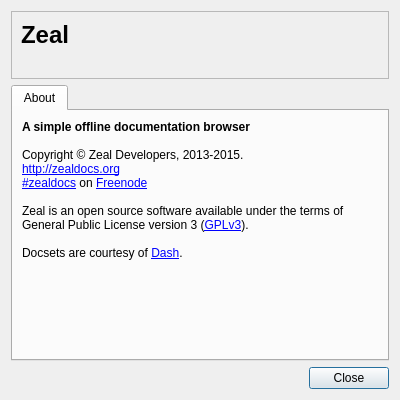
First picture: the form in src/ui/forms/aboutdialog.ui, repository zealdocs/zeal, before the edit.
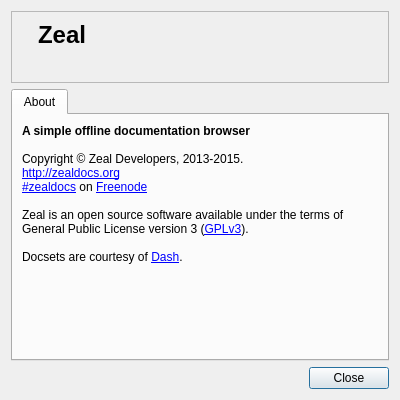
Second picture: the form after the edit. Icons and pictures are not drawn.

Commit message: Add Zeal icon to the about dialog

What changed in the file:
```diff
--- a/src/ui/forms/aboutdialog.ui
+++ b/src/ui/forms/aboutdialog.ui
@@ -22,6 +22,21 @@
      <property name="frameShadow">
       <enum>QFrame::Sunken</enum>
      </property>
+     <layout class="QHBoxLayout" name="horizontalLayout" stretch="0,1">
+      <property name="spacing">
+       <number>10</number>
+      </property>
+      <item>
+       <widget class="QLabel" name="label_2">
+        <property name="text">
+         <string/>
+        </property>
+        <property name="pixmap">
+         <pixmap resource="../../zeal.qrc">:/icons/logo/64x64.png</pixmap>
+        </property>
+       </widget>
+      </item>
+      <item>
      <layout class="QVBoxLayout" name="verticalLayout_2">
       <item>
        <widget class="QLabel" name="label_3">
@@ -38,6 +53,8 @@
        </widget>
       </item>
      </layout>
+      </item>
+     </layout>
     </widget>
    </item>
    <item>
```
Left out of the diff: 4 changed lines with no effect on the pictures. Lines whose indentation alone changed are shown as unchanged.
